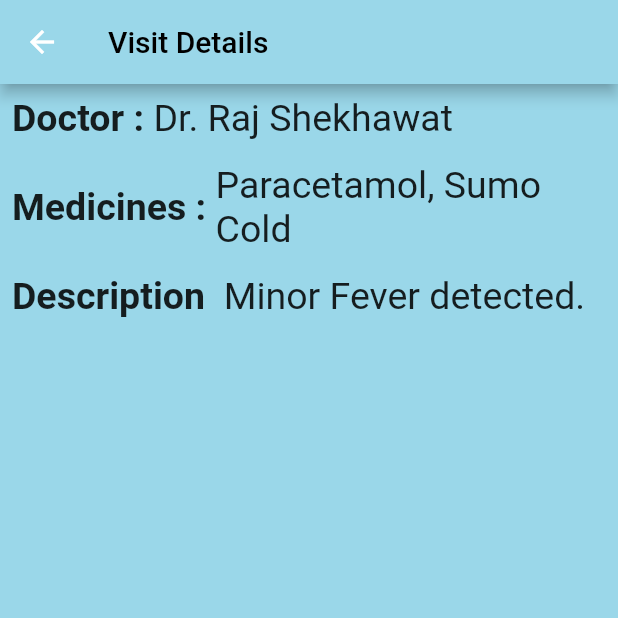
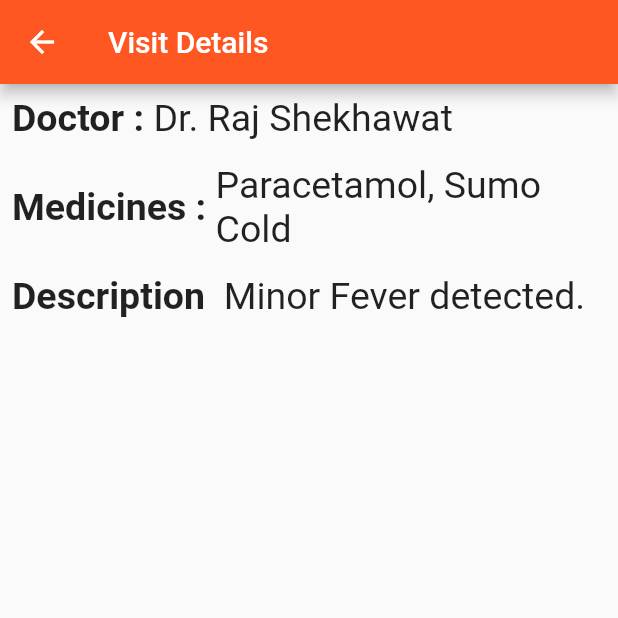
Before and after one commit to singhalpranav22/health_bloom, a Flutter app: the RequestView screen opened directly, on a phone screen of 412 x 824 dp, the top half of it. Run offline on Flutter 3.47's test engine with Material 2 defaults, Android fonts, the phone set to English and light mode, and no system bars; our stand-ins replace cloud_firestore, file_picker, firebase_auth, firebase_core, firebase_storage, fl_chart and 4 more; missing offline and left inert: clipboard, firebase_ml_vision; accounts and stored records are empty.

Commit message:
Updated UI

```diff
--- a/lib/visitdetails.dart
+++ b/lib/visitdetails.dart
@@ -6,13 +6,13 @@ class RequestView extends StatelessWidget {
       appBar: AppBar(
         title: Text("Visit Details",
           style: TextStyle(
-            color: Colors.black,
+            color: Colors.white,
           ),
         ),
-        backgroundColor: Color(0xff9ad7e9),
+        backgroundColor: Colors.deepOrange,
       ),
       body: Container(
-        color:  Color(0xff9ad7e9),
+//        color:  Color(0xff9ad7e9),
         child: Column(
           children: <Widget>[
 //            Padding(
```
